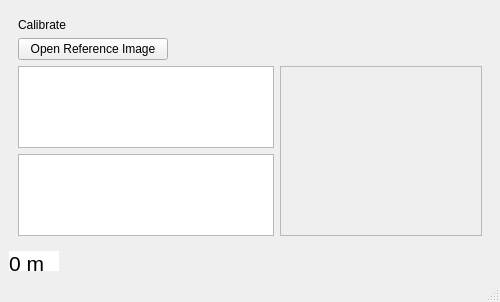
Old version of the form gui.ui in the repository adam-kosinski/Data-Plus-Zoe-Depth.
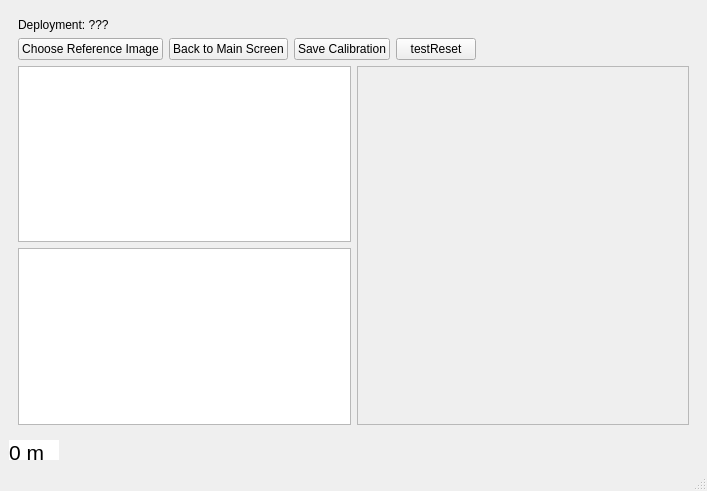
New version of the form.

Commit message: Abstracted away calibration code, v close to calibration MVP

What changed in the file:
```diff
--- a/gui.ui
+++ b/gui.ui
@@ -6,8 +6,8 @@
    <rect>
     <x>0</x>
     <y>0</y>
-    <width>500</width>
-    <height>302</height>
+    <width>707</width>
+    <height>491</height>
    </rect>
   </property>
   <property name="minimumSize">
@@ -87,10 +87,12 @@
         <item>
          <widget class="QLabel" name="label">
           <property name="text">
-           <string>Calibrate</string>
+           <string>Deployment: ???</string>
           </property>
          </widget>
         </item>
+        <item>
+         <layout class="QHBoxLayout" name="horizontalLayout_3">
         <item>
          <widget class="QPushButton" name="openCalibrationImageButton">
           <property name="maximumSize">
@@ -100,9 +102,45 @@
            </size>
           </property>
           <property name="text">
-           <string>Open Reference Image</string>
-          </property>
-         </widget>
+             <string>Choose Reference Image</string>
+            </property>
+           </widget>
+          </item>
+          <item>
+           <widget class="QPushButton" name="backToMainButton">
+            <property name="text">
+             <string>Back to Main Screen</string>
+            </property>
+           </widget>
+          </item>
+          <item>
+           <widget class="QPushButton" name="saveCalibrationButton">
+            <property name="text">
+             <string>Save Calibration</string>
+            </property>
+           </widget>
+          </item>
+          <item>
+           <widget class="QPushButton" name="testReset">
+            <property name="text">
+             <string>testReset</string>
+            </property>
+           </widget>
+          </item>
+          <item>
+           <spacer name="horizontalSpacer">
+            <property name="orientation">
+             <enum>Qt::Horizontal</enum>
+            </property>
+            <property name="sizeHint" stdset="0">
+             <size>
+              <width>40</width>
+              <height>20</height>
+             </size>
+            </property>
+           </spacer>
+          </item>
+         </layout>
         </item>
         <item>
          <layout class="QHBoxLayout" name="horizontalLayout_2">
@@ -135,8 +173,8 @@
               <rect>
                <x>0</x>
                <y>0</y>
-               <width>210</width>
-               <height>179</height>
+               <width>336</width>
+               <height>363</height>
               </rect>
              </property>
              <layout class="QVBoxLayout" name="verticalLayout_6">
```
Left out of the diff: 25 changed lines with no effect on the pictures. Lines whose indentation alone changed are shown as unchanged. The commit also changes 3 other files.
